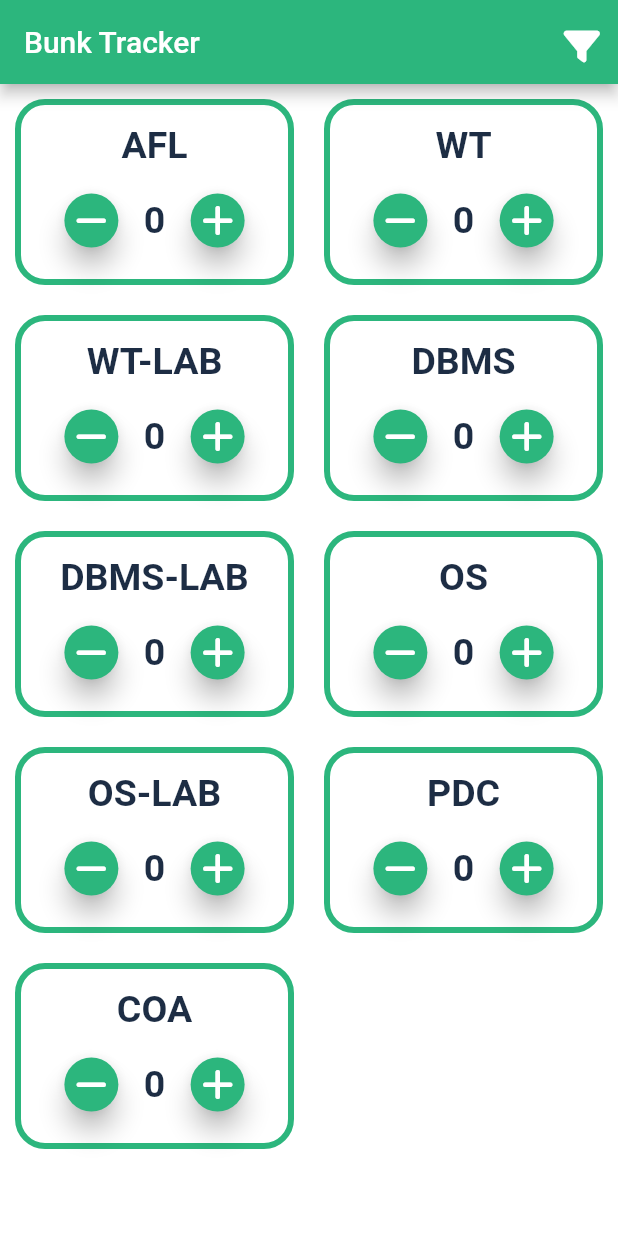
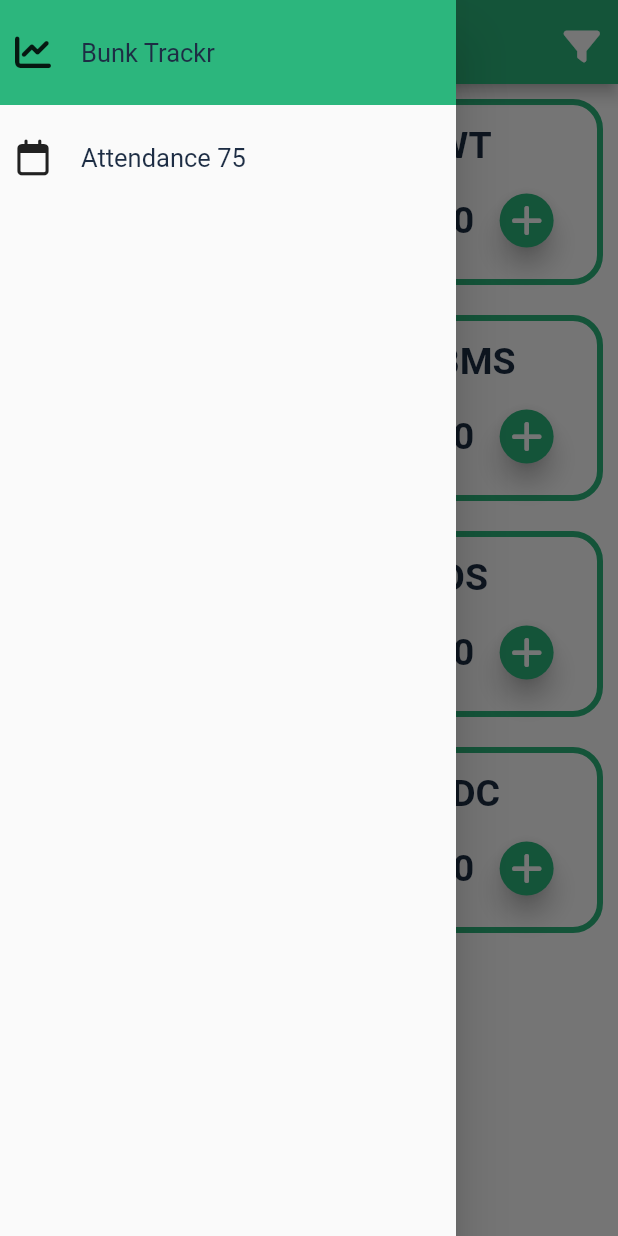
Before and after one commit to Jayakrishnan-manoj/Bunk-Tracker, a Flutter app: the screen it shows after launch, with the side drawer open (before the commit the screen has no drawer), on a phone screen of 412 x 824 dp. Run offline on Flutter 3.47's test engine with Material 2 defaults, Android fonts, the phone set to English and light mode, and no system bars; our stand-ins replace font_awesome_flutter, shared_preferences.

Commit message:
add: app drawer

```diff
--- a/lib/screens/home_screen.dart
+++ b/lib/screens/home_screen.dart
@@ -1,3 +1,6 @@
+import 'package:bunk_tracker/constants/constants.dart';
+import 'package:bunk_tracker/screens/check75_screen.dart';
+import 'package:bunk_tracker/widgets/app_drawer.dart';
 import 'package:flutter/material.dart';
 import 'package:font_awesome_flutter/font_awesome_flutter.dart';
 import 'package:bunk_tracker/data/subject.dart';
@@ -17,8 +20,6 @@ class _HomeScreenState extends State<HomeScreen> {
     'CSCE',
   ];
   List<Subject> displayList = fourthSemCS;
-
-
 
   String _chosenValue = 'CSE';
   @override
@@ -65,7 +66,9 @@ class _HomeScreenState extends State<HomeScreen> {
           ),
         ],
       ),
-      body: GridView(
+      drawer: AppDrawer(),
+      body: SafeArea(
+        child: GridView(
           padding: const EdgeInsets.all(10.0),
           gridDelegate: const SliverGridDelegateWithMaxCrossAxisExtent(
             maxCrossAxisExtent: 200,
@@ -79,6 +82,7 @@ class _HomeScreenState extends State<HomeScreen> {
               )
               .toList(),
         ),
+      ),
     );
   }
 }
--- /dev/null
+++ b/lib/widgets/app_drawer.dart
@@ -0,0 +1,83 @@
+import 'package:bunk_tracker/constants/constants.dart';
+import 'package:bunk_tracker/screens/check75_screen.dart';
+import 'package:bunk_tracker/screens/date_screen.dart';
+import 'package:bunk_tracker/screens/home_screen.dart';
+import 'package:flutter/material.dart';
+import 'package:flutter/src/widgets/container.dart';
+import 'package:flutter/src/widgets/framework.dart';
+import 'package:font_awesome_flutter/font_awesome_flutter.dart';
+
+class AppDrawer extends StatelessWidget {
+  const AppDrawer({super.key});
+
+  @override
+  Widget build(BuildContext context) {
+    return SafeArea(
+      child: Drawer(
+        child: Column(
+          children: [
+            GestureDetector(
+              onTap: () => Navigator.pushReplacement(
+                context,
+                MaterialPageRoute(
+                  builder: (BuildContext context) => HomeScreen(),
+                ),
+              ),
+              child: Container(
+                height: 70,
+                color: kAppBarColor,
+                child: Padding(
+                  padding: const EdgeInsets.all(10.0),
+                  child: Row(
+                    children: [
+                      const Icon(FontAwesomeIcons.chartLine),
+                      const SizedBox(
+                        width: 20,
+                      ),
+                      const Text(
+                        "Bunk Trackr",
+                        style: TextStyle(
+                          color: kTextColor,
+                          fontSize: 17,
+                        ),
+                      ),
+                    ],
+                  ),
+                ),
+              ),
+            ),
+            GestureDetector(
+              onTap: () => Navigator.pushReplacement(
+                context,
+                MaterialPageRoute(
+                  builder: (BuildContext context) =>  AttendanceCheck(),
+                ),
+              ),
+              child: Container(
+                height: 70,
+                child: Padding(
+                  padding: const EdgeInsets.all(10.0),
+                  child: Row(
+                    children: [
+                      const Icon(FontAwesomeIcons.calendar),
+                      const SizedBox(
+                        width: 20,
+                      ),
+                      const Text(
+                        "Attendance 75",
+                        style: TextStyle(
+                          color: kTextColor,
+                          fontSize: 17,
+                        ),
+                      ),
+                    ],
+                  ),
+                ),
+              ),
+            ),
+          ],
+        ),
+      ),
+    );
+  }
+}
```
Also changed, not shown: lib/screens/check75_screen.dart (+30 -28 lines). Lines whose indentation alone changed are shown as unchanged.
